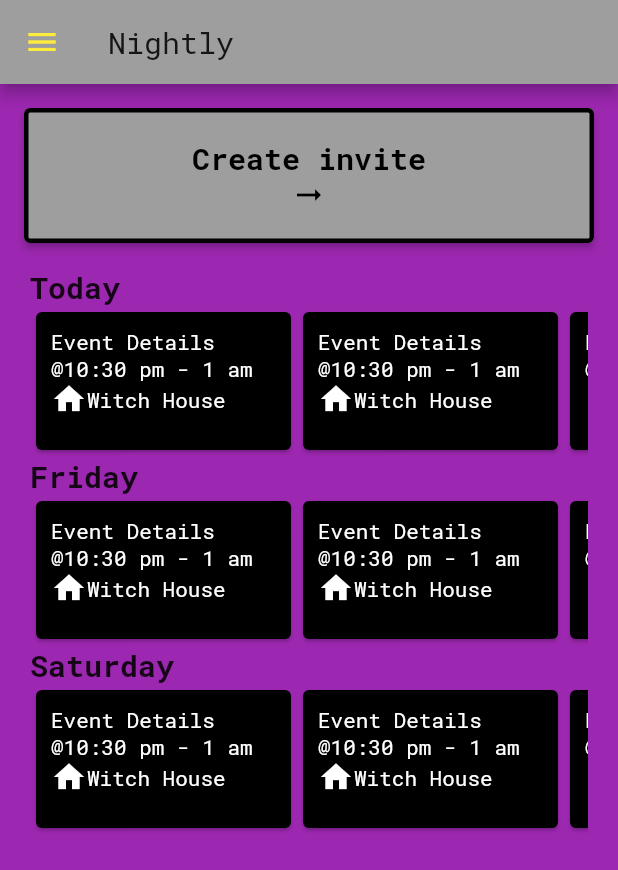
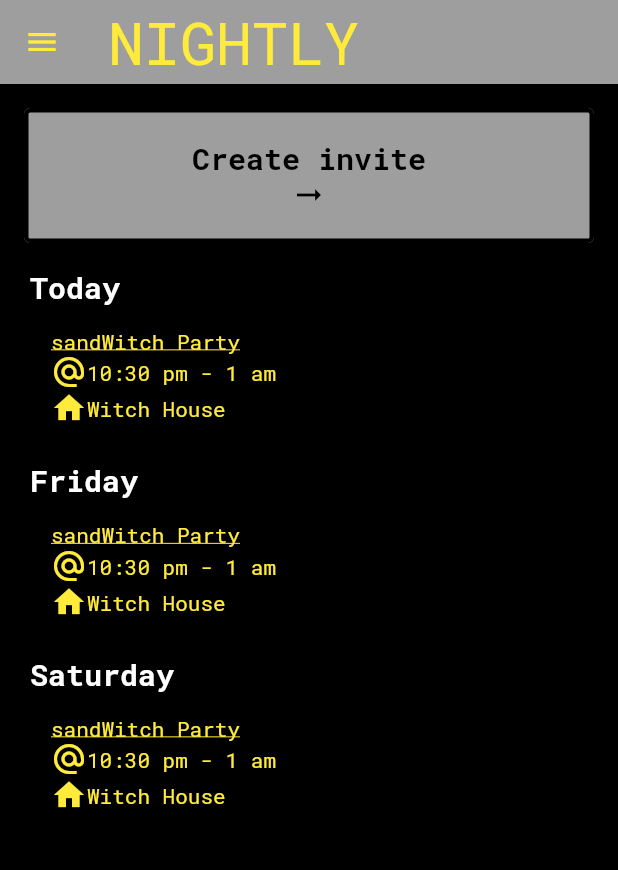
Before and after one commit to ephraimbenson/nightly, a Flutter app: the screen it shows after launch, on a phone screen of 412 x 824 dp. Shown: the top 870 px of the screen. Run offline on Flutter 3.47's test engine with Material 2 defaults, Android fonts, the phone set to English and light mode, and no system bars; drawn by our look-alikes of flutter_advanced_drawer; our stand-ins replace animated_text_kit; missing offline and left inert: flutter_quill.

Commit message:
working on card changes

```diff
--- a/lib/welcome_page/event_cards.dart
+++ b/lib/welcome_page/event_cards.dart
@@ -14,50 +14,51 @@ class EventCards extends StatelessWidget {
         ),
         child: Column(crossAxisAlignment: CrossAxisAlignment.start, children: [
           Text(
-          header,
-          style: TextStyle(fontSize: 20, fontWeight: FontWeight.bold),
+            header, // passed in constructor
+            style: TextStyle(
+                fontSize: 20, fontWeight: FontWeight.bold, color: Colors.white),
           ),
-        Container(
-          height: 100.0,
-          child: new ListView(
-            scrollDirection: Axis.horizontal,
-            children: new List.generate(8, (int index) {
-              return new Card(
-                  color: Colors.black,
+          Card(
+              shape: RoundedRectangleBorder(
+                  borderRadius: BorderRadius.circular(5)),
+              color: Colors.black54,
               // color: Colors.blue[(8 - index) * 100],
               child: Padding(
                 padding: EdgeInsets.all(10.0),
                 child: new Container(
-                      width: 150.0,
-                      height: 50.0,
+                  width: double.infinity,
+                  height: 75.0,
                   child: Column(
                     crossAxisAlignment: CrossAxisAlignment.start,
                     children: <Widget>[
                       Text(
-                            "Event Details",
-                            style: TextStyle(color: Colors.white),
-                          ),
-                          Text(
-                            "@10:30 pm - 1 am",
-                            style: TextStyle(color: Colors.white),
+                        "sandWitch Party",
+                        style: TextStyle(
+                            color: Colors.yellow,
+                            decoration: TextDecoration.underline),
                       ),
                       Row(
                         children: [
-                              Icon(Icons.home, color: Colors.white),
+                          Icon(Icons.alternate_email, color: Colors.yellow),
+                          Text(
+                            "10:30 pm - 1 am",
+                            style: TextStyle(color: Colors.yellow),
+                          ),
+                        ],
+                      ),
+                      Row(
+                        children: [
+                          Icon(Icons.home, color: Colors.yellow),
                           Text(
                             "Witch House",
-                                style: TextStyle(color: Colors.white),
+                            style: TextStyle(color: Colors.yellow),
                           ),
                         ],
                       )
                     ],
                   ),
                 ),
-                  ));
-            }),
-          ),
-        )
-      ]),
-    );
+              ))
+        ]));
   }
 }
--- a/lib/welcome_page/welcome2.dart
+++ b/lib/welcome_page/welcome2.dart
@@ -1,6 +1,7 @@
 import 'package:flutter/material.dart';
 import 'package:flutter_advanced_drawer/flutter_advanced_drawer.dart';
 import 'package:nightly/welcome_page/welcome_page.dart';
+import 'package:animated_text_kit/animated_text_kit.dart';
 
 class WelcomePageTwo extends StatefulWidget {
   @override
@@ -13,7 +14,7 @@ class _WelcomePageTwoState extends State<WelcomePageTwo> {
   @override
   Widget build(BuildContext context) {
     return AdvancedDrawer(
-      backdropColor: Colors.blueGrey,
+      backdropColor: Colors.black,
       controller: _advancedDrawerController,
       animationCurve: Curves.easeInOut,
       animationDuration: const Duration(milliseconds: 300),
@@ -33,7 +34,14 @@ class _WelcomePageTwoState extends State<WelcomePageTwo> {
       ),
       child: Scaffold(
         appBar: AppBar(
-          title: const Text('Nightly'),
+          title: SizedBox(
+            // width: 250.0,
+            child: Text('NIGHTLY',
+                style: TextStyle(
+                    fontSize: 40.0,
+                    fontFamily: 'RobotoMono',
+                    color: Colors.yellow)),
+          ),
           leading: IconButton(
             onPressed: _handleMenuButtonPressed,
             icon: ValueListenableBuilder<AdvancedDrawerValue>(
@@ -55,8 +63,8 @@ class _WelcomePageTwoState extends State<WelcomePageTwo> {
       drawer: SafeArea(
         child: Container(
           child: ListTileTheme(
-            textColor: Colors.white,
-            iconColor: Colors.white,
+            textColor: Colors.yellow,
+            iconColor: Colors.yellow,
             child: Column(
               mainAxisSize: MainAxisSize.max,
               children: [
--- a/lib/welcome_page/welcome_page.dart
+++ b/lib/welcome_page/welcome_page.dart
@@ -53,7 +53,7 @@ class WelcomePage extends StatelessWidget {
 
     Widget nightlyScrollView = Container(
         // margin: EdgeInsets.only(top: statusBarHeight),
-        color: Colors.purple,
+        color: Colors.black,
         child: CustomScrollView(
           slivers: <Widget>[
             SliverList(
--- a/lib/welcome_page/welcome_page_painter.dart
+++ b/lib/welcome_page/welcome_page_painter.dart
@@ -9,6 +9,11 @@ class WelcomePagePainter extends CustomPainter {
   void paint(Canvas canvas, Size size) {
     final shapeBounds = Rect.fromLTRB(0, 0, size.width, size.height);
     _drawBackground(canvas, shapeBounds);
+  }
+
+  void _drawGridBackground(Canvas canvas, Rect shapebounds) {
+    final paint = Paint()..color = color;
+    canvas.drawCircle(Offset.zero, 5, paint);
   }
 
   void _drawBackground(Canvas canvas, Rect shapeBounds) {
--- a/pubspec.yaml
+++ b/pubspec.yaml
@@ -31,6 +31,7 @@ dependencies:
   storybook_flutter: ^0.5.1
   flutter_quill: ^1.9.4
   flutter_advanced_drawer: ^1.2.3
+  animated_text_kit: ^4.2.1
   # animated_text_kit: ^4.2.1
 
 dev_dependencies:
```
Also changed, not shown: pubspec.lock. Lines whose indentation alone changed are shown as unchanged.
